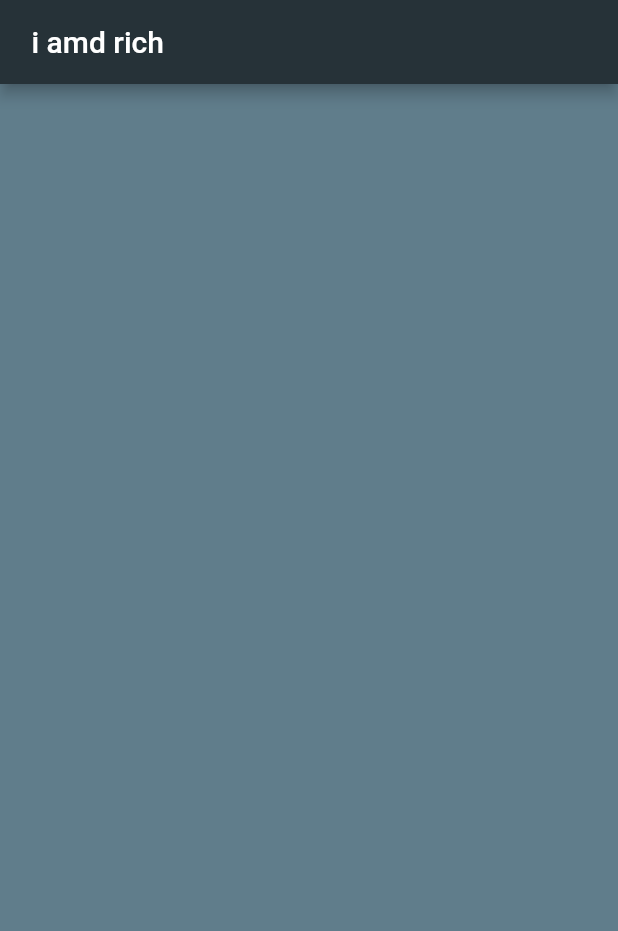
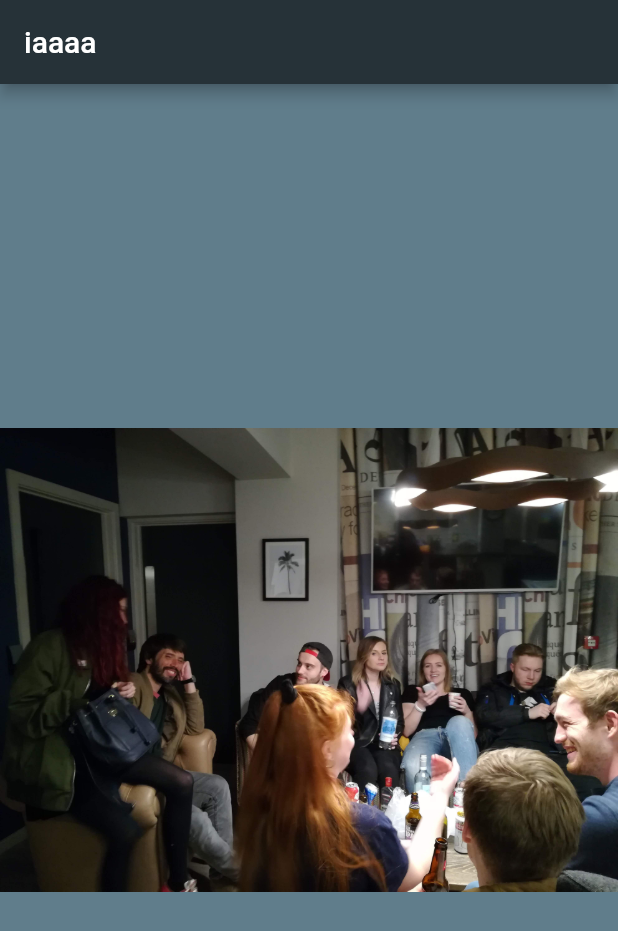
Before and after one commit to ryun0sk/00-Flutter, a Flutter app: the screen it shows after launch, on a phone screen of 412 x 824 dp. Shown: the top 931 px of the screen. Run offline on Flutter 3.47's test engine with Material 2 defaults, Android fonts, the phone set to English and light mode, and no system bars.

Commit message:
Finish i am rich

```diff
--- a/lib/main.dart
+++ b/lib/main.dart
@@ -6,8 +6,13 @@ void main() {
       home: Scaffold(
         backgroundColor: Colors.blueGrey,
         appBar: AppBar(
-          title: Text(' i amd rich '),
+          title: Text('iaaaa'),
           backgroundColor: Colors.blueGrey[900],
+        ),
+        body: Center(
+          child: Image(
+              image: AssetImage('images/a.jpg'),
+          ),
         ),
       ),
     ),
```
Also changed, not shown: pubspec.yaml (+2 -34 lines), images/a.jpg (added), images/b.jpg (added), 54 other files.
